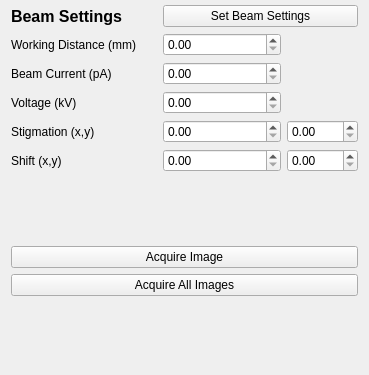
Above: fibsem/ui/qtdesigner_files/ImageSettingsWidget.ui from DeMarcoLab/fibsem before the change; both pictures show x 0 to 369 and y 390 to 765 of the 369 by 765 pixel window. Below: the same form after it.
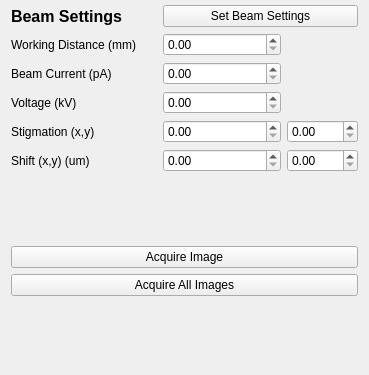
That is the form after the change.

Commit message: beam shift for tescan

What changed in the file:
```diff
--- a/fibsem/ui/qtdesigner_files/ImageSettingsWidget.ui
+++ b/fibsem/ui/qtdesigner_files/ImageSettingsWidget.ui
@@ -71,7 +71,7 @@
    <item row="21" column="0">
     <widget class="QLabel" name="label_12">
      <property name="text">
-      <string>Shift (x,y)</string>
+      <string>Shift (x,y) (um)</string>
      </property>
     </widget>
    </item>
```
The commit also changes 2 other files.
